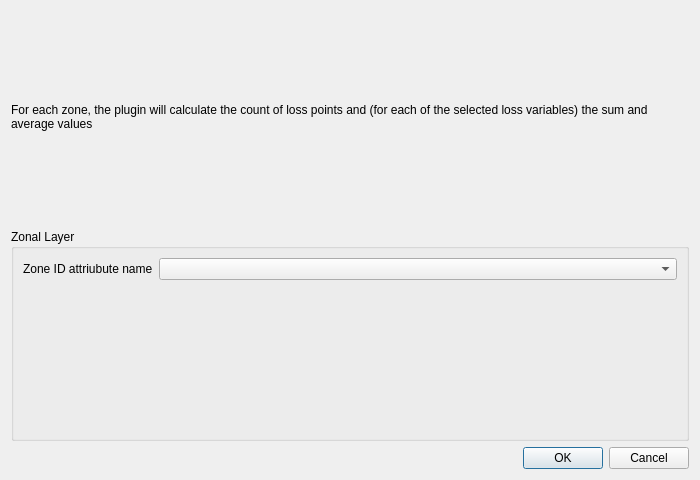
Qt form svir/ui/ui_attribute_selection.ui (gem/oq-irmt-qgis) before a commit.
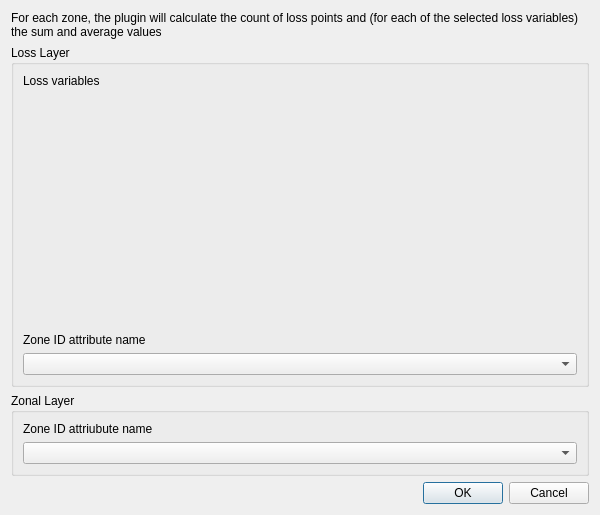
The same form after that commit. Custom widgets are drawn as their Qt base class.

Commit message: refactor attribute selection dialog

Diff of the .ui file:
```diff
--- a/svir/ui/ui_attribute_selection.ui
+++ b/svir/ui/ui_attribute_selection.ui
@@ -9,10 +9,16 @@
    <rect>
     <x>0</x>
     <y>0</y>
-    <width>700</width>
-    <height>480</height>
+    <width>600</width>
+    <height>515</height>
    </rect>
   </property>
+  <property name="sizePolicy">
+   <sizepolicy hsizetype="Preferred" vsizetype="MinimumExpanding">
+    <horstretch>0</horstretch>
+    <verstretch>0</verstretch>
+   </sizepolicy>
+  </property>
   <property name="windowTitle">
    <string>Aggregate loss by zone</string>
   </property>
@@ -21,11 +27,6 @@
   </property>
   <layout class="QVBoxLayout" name="verticalLayout">
    <item>
-    <layout class="QVBoxLayout" name="vertical_layout">
-     <property name="topMargin">
-      <number>0</number>
-     </property>
-     <item>
       <widget class="QLabel" name="label">
        <property name="text">
         <string>For each zone, the plugin will calculate the count of loss points and (for each of the selected loss variables) the sum and average values</string>
@@ -36,29 +37,60 @@
       </widget>
      </item>
      <item>
-      <widget class="QGroupBox" name="groupBox_2">
+    <widget class="QGroupBox" name="loss_group">
+     <property name="title">
+      <string>Loss Layer</string>
+     </property>
+     <layout class="QVBoxLayout" name="verticalLayout_2">
+      <item>
+       <widget class="QLabel" name="label_3">
+        <property name="text">
+         <string>Loss variables</string>
+        </property>
+       </widget>
+      </item>
+      <item>
+       <widget class="ListMultiSelectWidget" name="loss_attrs_multisel" native="true">
+        <property name="sizePolicy">
+         <sizepolicy hsizetype="Preferred" vsizetype="Expanding">
+          <horstretch>0</horstretch>
+          <verstretch>0</verstretch>
+         </sizepolicy>
+        </property>
+       </widget>
+      </item>
+      <item>
+       <widget class="QLabel" name="label_2">
+        <property name="text">
+         <string>Zone ID attribute name</string>
+        </property>
+       </widget>
+      </item>
+      <item>
+       <widget class="QComboBox" name="zone_id_attr_name_loss_cbox"/>
+      </item>
+     </layout>
+    </widget>
+   </item>
+   <item>
+    <widget class="QGroupBox" name="zonal_group">
        <property name="title">
         <string>Zonal Layer</string>
        </property>
-       <layout class="QFormLayout" name="formLayout_2">
-        <property name="fieldGrowthPolicy">
-         <enum>QFormLayout::AllNonFixedFieldsGrow</enum>
-        </property>
-        <item row="0" column="0">
+     <layout class="QVBoxLayout" name="verticalLayout_3">
+      <item>
          <widget class="QLabel" name="zone_id_attr_name_zone_lbl">
           <property name="text">
            <string>Zone ID attriubute name</string>
           </property>
          </widget>
         </item>
-        <item row="0" column="1">
+      <item>
          <widget class="QComboBox" name="zone_id_attr_name_zone_cbox"/>
         </item>
        </layout>
       </widget>
      </item>
-    </layout>
-   </item>
    <item>
     <widget class="QDialogButtonBox" name="buttonBox">
      <property name="orientation">
@@ -71,6 +103,14 @@
    </item>
   </layout>
  </widget>
+ <customwidgets>
+  <customwidget>
+   <class>ListMultiSelectWidget</class>
+   <extends>QWidget</extends>
+   <header location="global">svir.ui.list_multiselect_widget</header>
+   <container>1</container>
+  </customwidget>
+ </customwidgets>
  <resources/>
  <connections>
   <connection>
```
Lines whose indentation alone changed are shown as unchanged. The commit also changes 1 other file.
